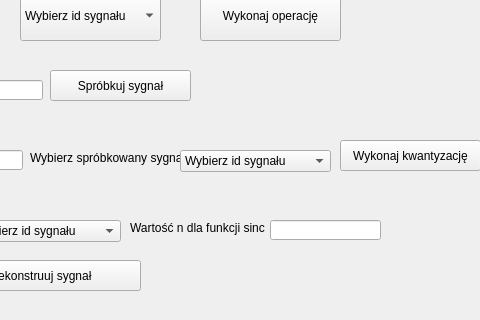
eljotero/Cyfrowe_Przetwarzanie_Sygnalu, file app/gui.ui: the form before one commit; both pictures show x 490 to 970 and y 380 to 700 of the 970 by 700 pixel window.
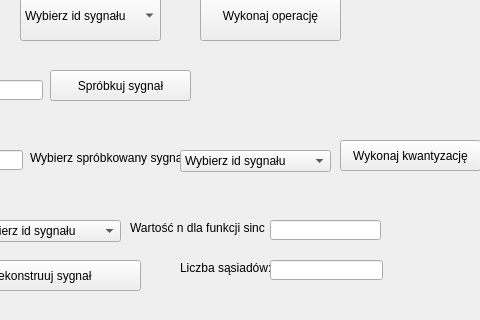
The form after the commit.

What changed in the file:
```diff
--- a/app/gui.ui
+++ b/app/gui.ui
@@ -644,6 +644,29 @@
      </rect>
     </property>
    </widget>
+   <widget class="QLabel" name="label_19">
+    <property name="geometry">
+     <rect>
+      <x>670</x>
+      <y>640</y>
+      <width>91</width>
+      <height>16</height>
+     </rect>
+    </property>
+    <property name="text">
+     <string>Liczba sąsiadów:</string>
+    </property>
+   </widget>
+   <widget class="QLineEdit" name="neig_line_edit">
+    <property name="geometry">
+     <rect>
+      <x>760</x>
+      <y>640</y>
+      <width>113</width>
+      <height>20</height>
+     </rect>
+    </property>
+   </widget>
   </widget>
  </widget>
  <resources/>
```
